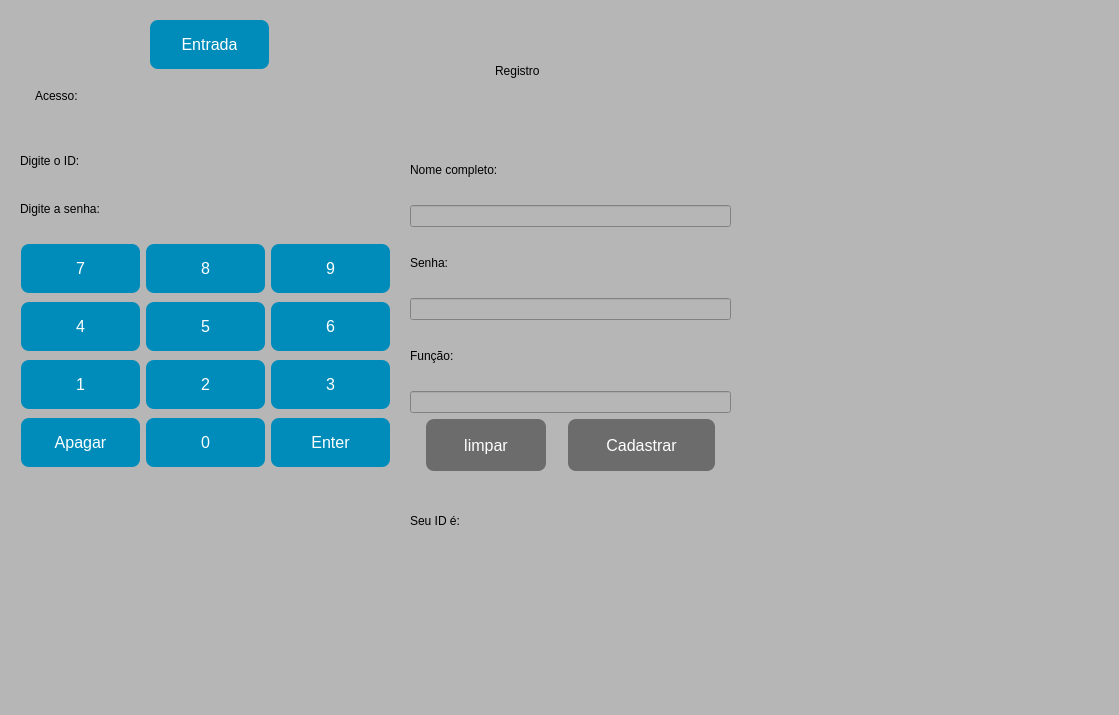
First picture: the form in T3/untitled.ui, repository HCAlles/Embarcados-T3-2, before the edit.
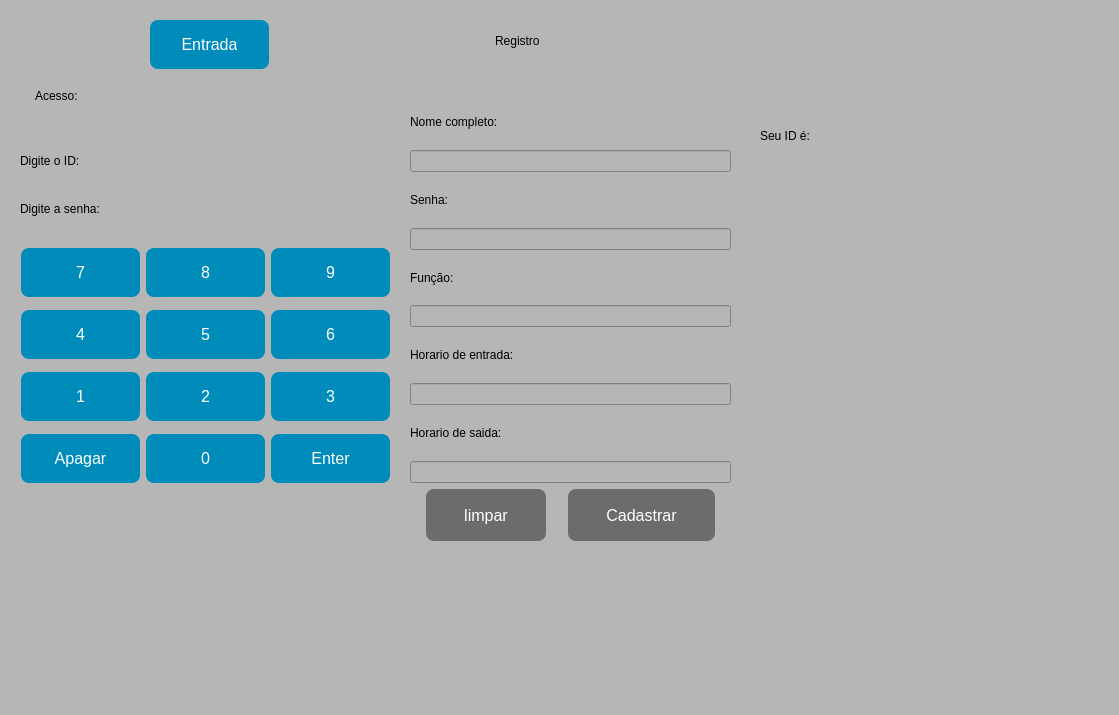
Second picture: the form after the edit.

The edit to the form file:
```diff
--- a/T3/untitled.ui
+++ b/T3/untitled.ui
@@ -31,7 +31,7 @@
      <x>20</x>
      <y>240</y>
      <width>371</width>
-     <height>231</height>
+     <height>252</height>
     </rect>
    </property>
    <layout class="QGridLayout" name="grid">
@@ -270,7 +270,7 @@
    <property name="geometry">
     <rect>
      <x>460</x>
-     <y>30</y>
+     <y>0</y>
      <width>221</width>
      <height>81</height>
     </rect>
@@ -293,9 +293,9 @@
    <property name="geometry">
     <rect>
      <x>410</x>
-     <y>140</y>
+     <y>100</y>
      <width>321</width>
-     <height>331</height>
+     <height>441</height>
     </rect>
    </property>
    <layout class="QVBoxLayout" name="verticalLayout">
@@ -345,6 +345,42 @@
       </property>
      </widget>
     </item>
+    <item>
+     <widget class="QLabel" name="label_h_entrada">
+      <property name="styleSheet">
+       <string notr="true">font: 63 11pt &quot;Yu Gothic UI Semibold&quot;;
+</string>
+      </property>
+      <property name="text">
+       <string>Horario de entrada:</string>
+      </property>
+     </widget>
+    </item>
+    <item>
+     <widget class="QLineEdit" name="lineEdit_h_entrada">
+      <property name="text">
+       <string/>
+      </property>
+     </widget>
+    </item>
+    <item>
+     <widget class="QLabel" name="label_h_saida">
+      <property name="styleSheet">
+       <string notr="true">font: 63 11pt &quot;Yu Gothic UI Semibold&quot;;
+</string>
+      </property>
+      <property name="text">
+       <string>Horario de saida:</string>
+      </property>
+     </widget>
+    </item>
+    <item>
+     <widget class="QLineEdit" name="lineEdit_h_saida">
+      <property name="text">
+       <string/>
+      </property>
+     </widget>
+    </item>
     <item>
      <layout class="QHBoxLayout" name="horizontalLayout">
       <item>
@@ -474,10 +510,10 @@
   <widget class="QLabel" name="label_ID">
    <property name="geometry">
     <rect>
-     <x>410</x>
-     <y>480</y>
+     <x>760</x>
+     <y>110</y>
      <width>321</width>
-     <height>81</height>
+     <height>51</height>
     </rect>
    </property>
    <property name="styleSheet">
```
Left out of the diff: 212 changed lines with no effect on the pictures.
